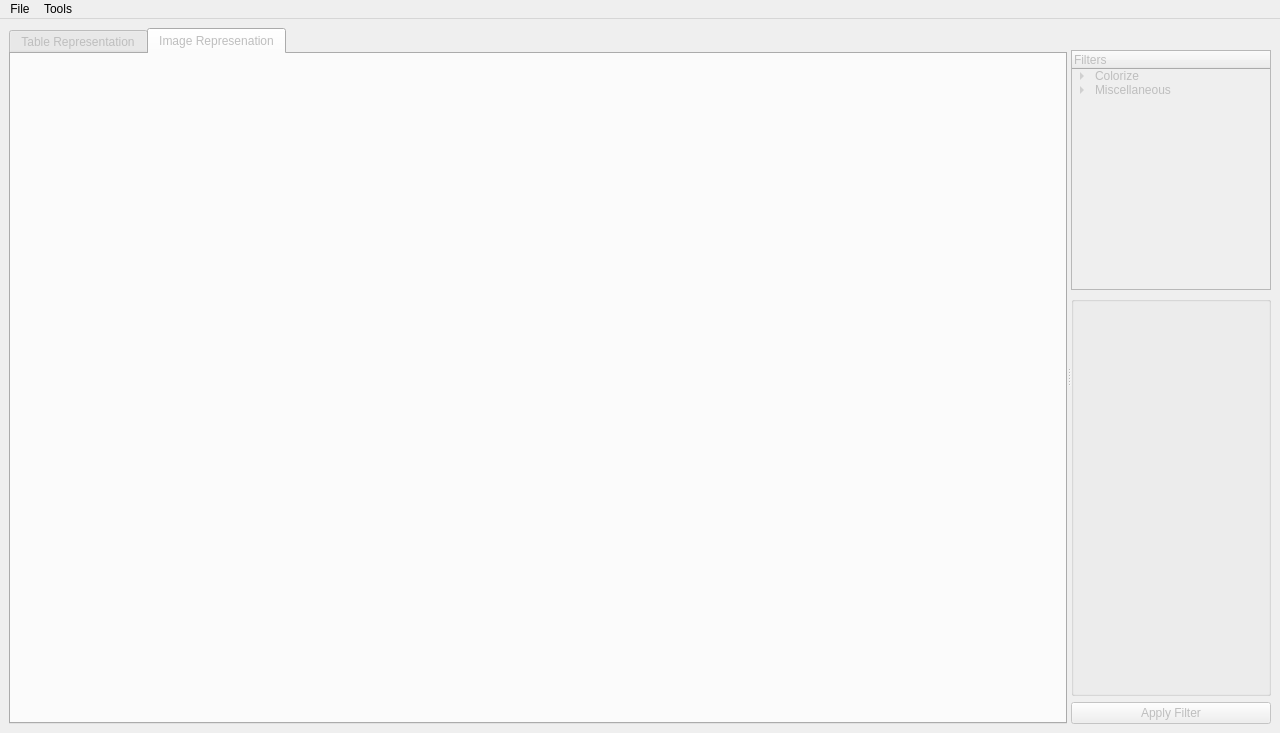
Qt form mainwindow.ui (Airels/ihm-tabs) before a commit.
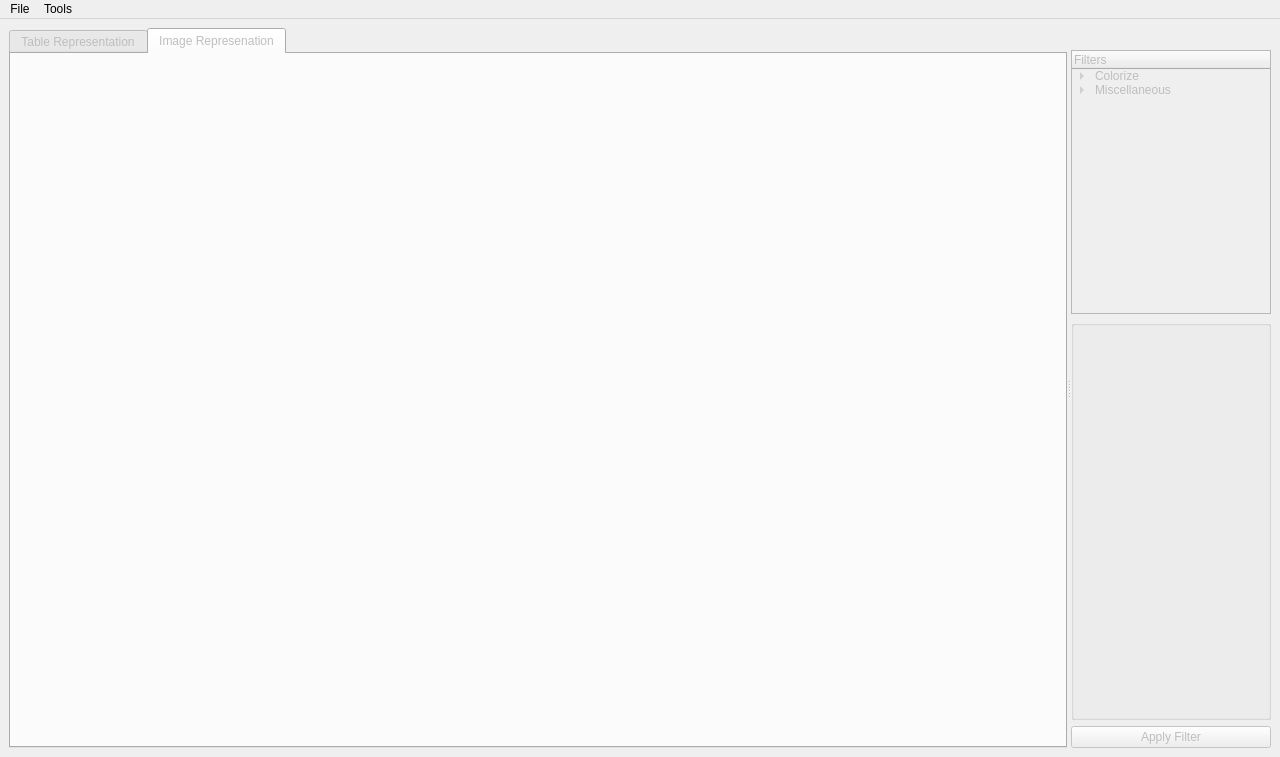
The same form after that commit. The open tabs and pages were chosen to show the change.

Commit message: debut impl tabs

Diff of the .ui file:
```diff
--- a/mainwindow.ui
+++ b/mainwindow.ui
@@ -7,7 +7,7 @@
     <x>0</x>
     <y>0</y>
     <width>1280</width>
-    <height>733</height>
+    <height>757</height>
    </rect>
   </property>
   <property name="windowTitle">
```
Left out of the diff: 25 changed lines with no effect on the pictures. The commit also changes 2 other files.
